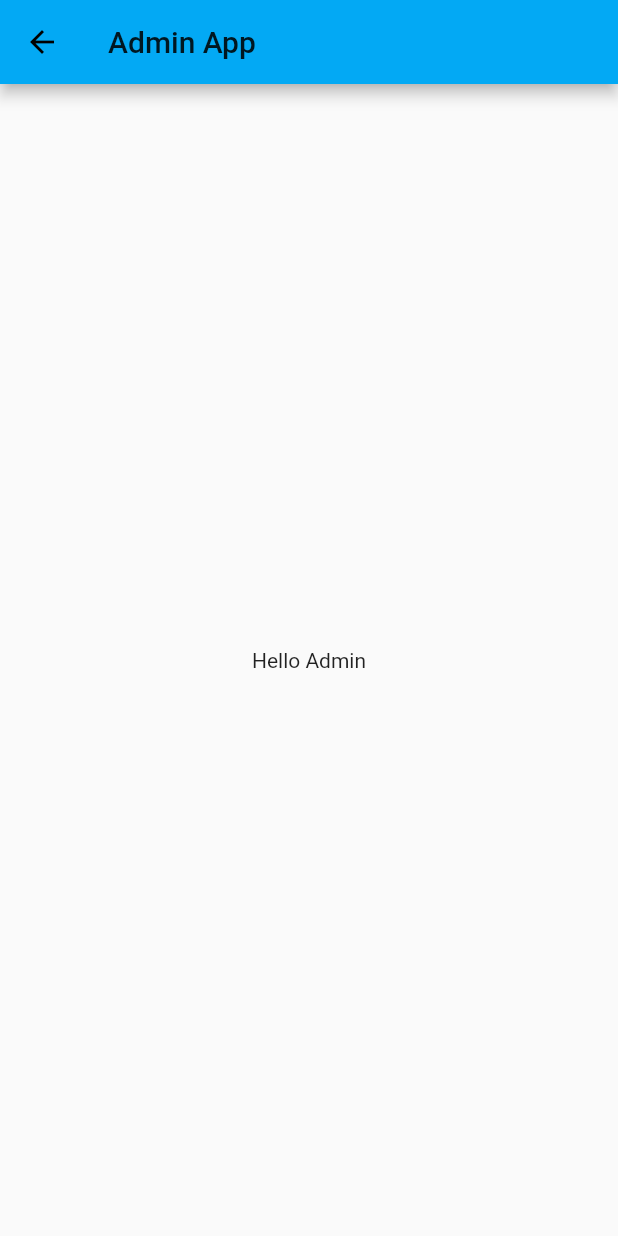
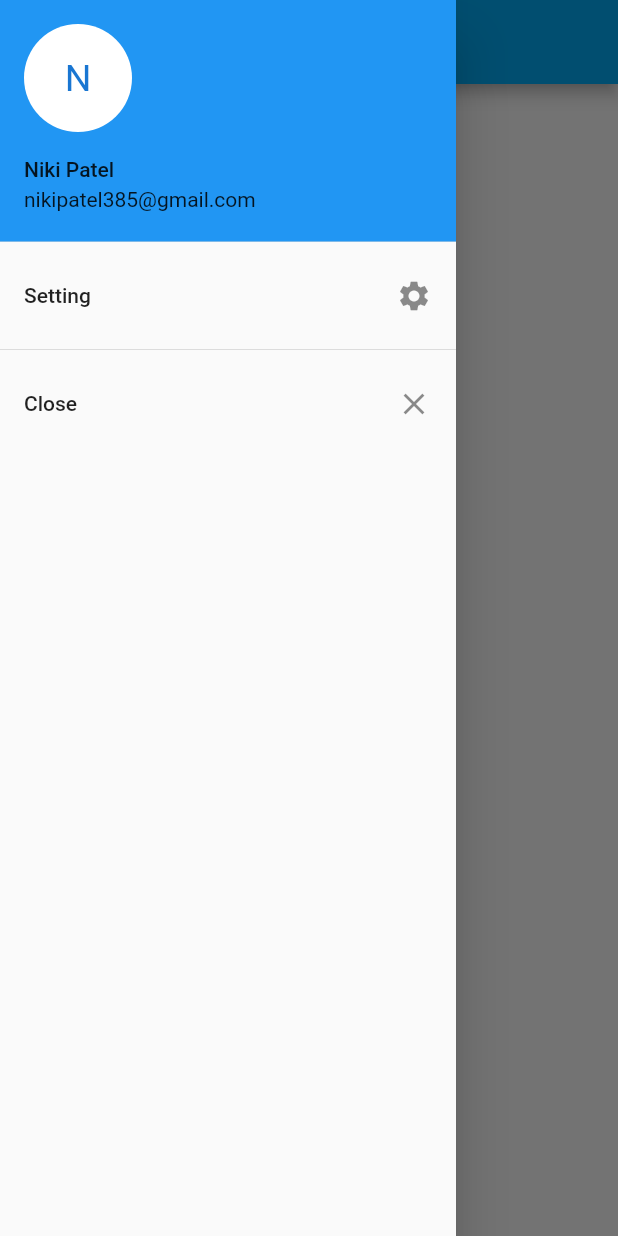
Before and after one commit to nikipatel385/flutter_school_app, a Flutter app: the AdminPage screen opened directly, with the side drawer open (before the commit the screen has no drawer), on a phone screen of 412 x 824 dp. Run offline on Flutter 3.47's test engine with Material 2 defaults, Android fonts, the phone set to English and light mode, and no system bars; our stand-ins replace flutter_typeahead, shared_preferences; accounts and stored records are empty; network calls fail.

Commit message:
Initial commit

```diff
--- a/lib/AdminPage.dart
+++ b/lib/AdminPage.dart
@@ -16,6 +16,37 @@ class _AdminPageState extends State<AdminPage> {
         body: Center(
           child: Text('Hello Admin'),
         ),
+        drawer: Drawer(
+          child: ListView(
+            padding: EdgeInsets.zero,
+            children: <Widget>[
+              UserAccountsDrawerHeader(
+                accountName: Text('Niki Patel'),
+                accountEmail: Text('nikipatel385@gmail.com'),
+                currentAccountPicture: CircleAvatar(
+                  backgroundColor: Colors.white,
+                  child: Text(
+                    'N',
+                    style: TextStyle(fontSize: 25.0),
+                  ),
+                ),
+              ),
+              ListTile(
+                title: Text('Setting'),
+                trailing: const Icon(Icons.settings),
+                onTap: () {
+                  Navigator.pop(context);
+                },
+              ),
+              Divider(),
+              ListTile(
+                title: Text("Close"),
+                trailing: const Icon(Icons.close),
+                onTap: () => Navigator.of(context).pop(),
+              )
+            ],
+          ),
+        ),
       ),
     );
   }
--- a/lib/LoginPage.dart
+++ b/lib/LoginPage.dart
@@ -22,6 +22,7 @@ class _LoginPageState extends State<LoginPage> {
 
   TextEditingController pswdController = TextEditingController();
 
+  String _password;
   @override
   Widget build(BuildContext context) {
     return WillPopScope(
@@ -78,8 +79,11 @@ class _LoginPageState extends State<LoginPage> {
                       validator: (value) {
                         if (value.isEmpty) {
                           return 'Please Enter Password';
+                        }else if (value.length < 6) {
+                          return 'Invalid Password';
                         }
                       },
+                      onSaved: (value) => _password = value,
                     ),
                   ),
                   Padding(
--- a/pubspec.yaml
+++ b/pubspec.yaml
@@ -47,6 +47,7 @@ flutter:
   assets:
     - assets/images/s_logo.jpg
     - assets/images/OIP.jpg
+    - assets/images/logo.jpg
   #  - images/a_dot_burr.jpeg
   #  - images/a_dot_ham.jpeg
 
```
Also changed, not shown: lib/Home.dart (+6 -6 lines), lib/ParentsPage.dart (+31 -0 lines), lib/TeacherPage.dart (+31 -0 lines), assets/images/logo.jpg (added).
